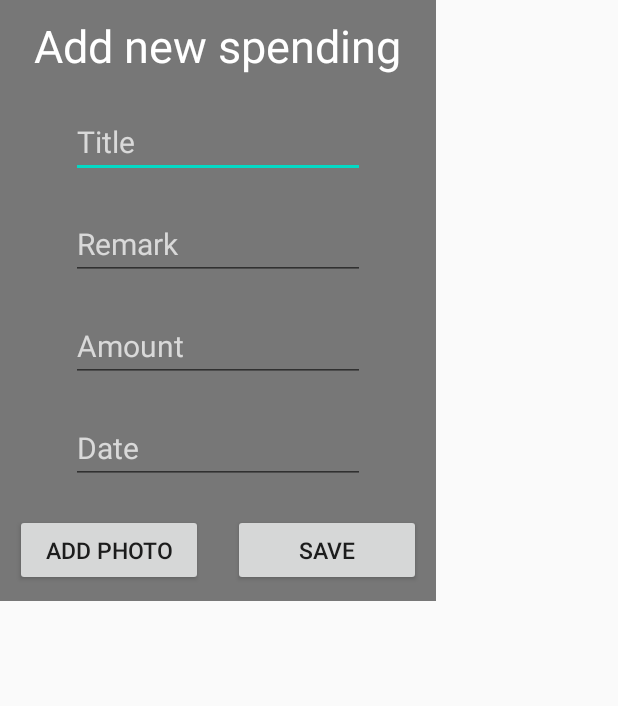
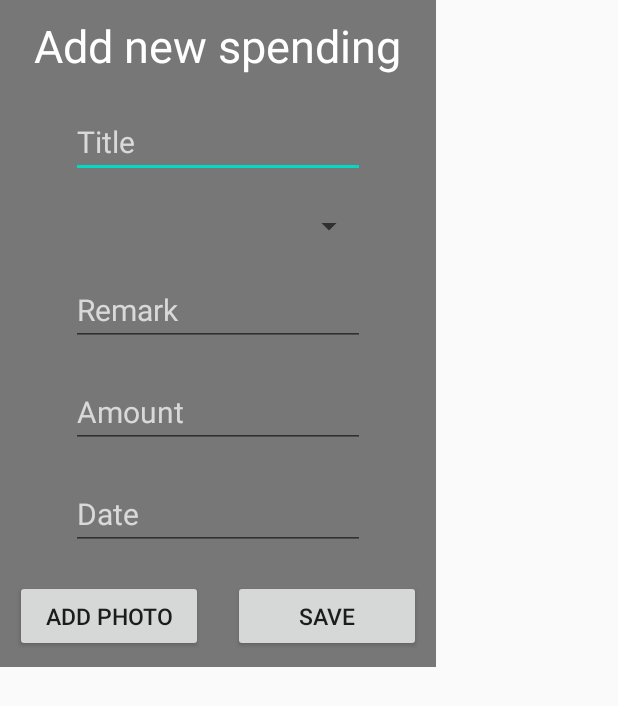
Before and after one commit to Lim1029/PersonalFinance, an Android app: the layout add_popup_menu.xml on its own in the app's theme, with its tools: preview values and no code run, on a phone screen of 412 x 824 dp. Shown: the top 706 px of the screen. Run offline under Robolectric (Android 15) with nearby library versions, the phone set to English and light mode, and no system bars.

Commit message:
Added drop down menu v1.0

```diff
--- a/app/src/main/res/layout/add_popup_menu.xml
+++ b/app/src/main/res/layout/add_popup_menu.xml
@@ -28,6 +28,13 @@
         android:id="@+id/add_edtTitle"
         android:inputType="text"
         android:importantForAutofill="yes"/>
+
+    <Spinner
+        android:id="@+id/add_type"
+        android:layout_width="196dp"
+        android:layout_height="wrap_content"
+        android:layout_gravity="center"
+        android:layout_margin="10dp"/>
 
     <EditText
         android:layout_width="196dp"
```
Also changed, not shown: app/src/main/java/com/example/personalfinance/MainActivity.java (+22 -2 lines), app/src/main/res/values/strings.xml (+8 -0 lines).
